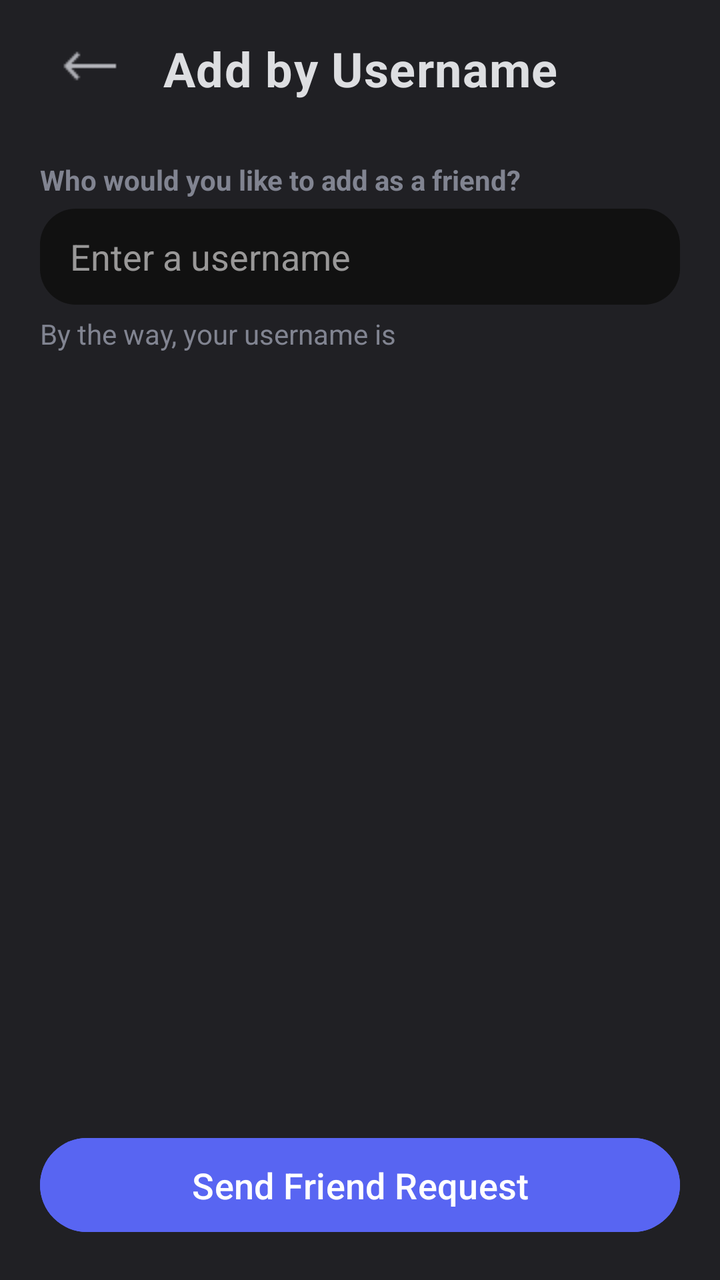
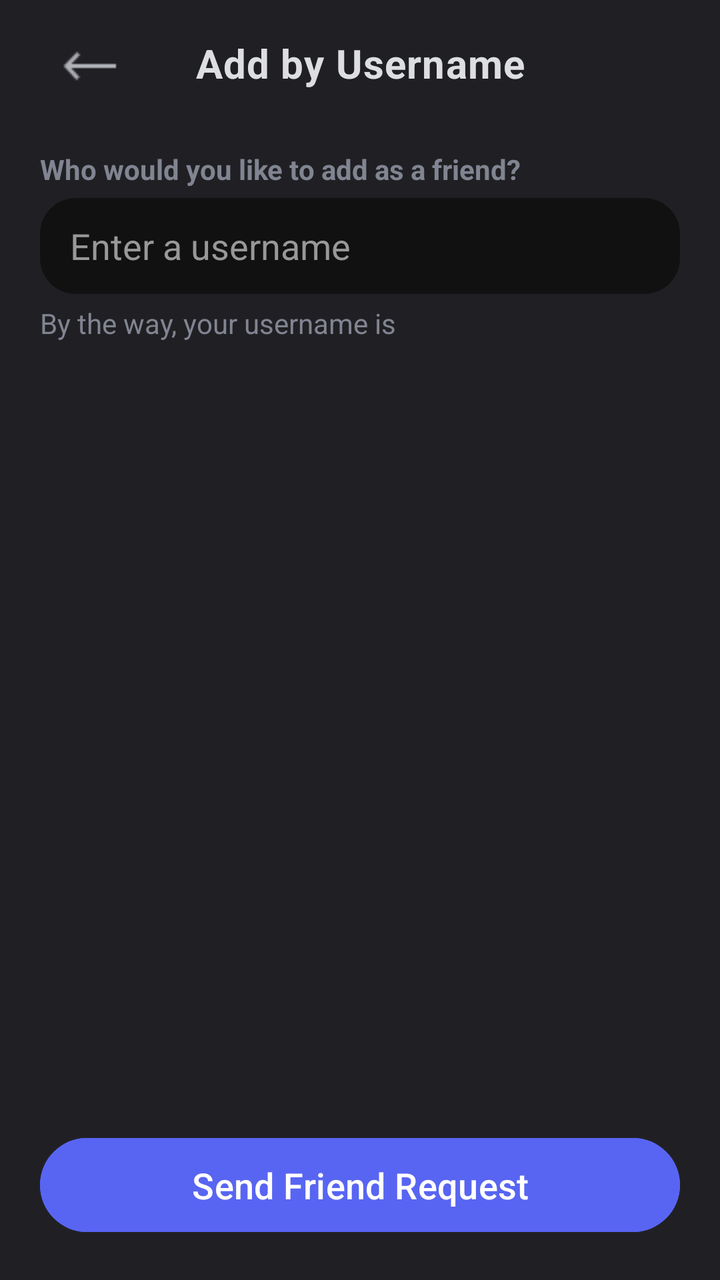

Screens rendered from an Android XML layout before and after an edit, with the pre-edit source and the edit as a unified diff.
<!-- AndroidManifest.xml: application theme Theme.Doscord -->
<!-- res/layout/activity_add_by_user.xml -->
<?xml version="1.0" encoding="utf-8"?>
<androidx.constraintlayout.widget.ConstraintLayout xmlns:android="http://schemas.android.com/apk/res/android"
    xmlns:app="http://schemas.android.com/apk/res-auto"
    xmlns:tools="http://schemas.android.com/tools"
    android:id="@+id/main"
    android:layout_width="match_parent"
    android:layout_height="match_parent"
    android:background="@color/bgGray"
    tools:context=".activities.chatroom.AddByUserActivity">

    <ImageButton
        android:id="@+id/crAddByUserBackBtn"
        android:layout_width="48dp"
        android:layout_height="48dp"
        android:layout_marginStart="20dp"
        android:layout_marginTop="10dp"
        android:background="@android:color/transparent"
        android:contentDescription="@string/back"
        android:onClick="finish"
        app:layout_constraintStart_toStartOf="parent"
        app:layout_constraintTop_toTopOf="parent"
        app:srcCompat="@drawable/back"
        app:tint="@color/textGray" />

    <TextView
        android:id="@+id/crAddByUserTitle"
        android:layout_width="wrap_content"
        android:layout_height="wrap_content"
        android:layout_marginTop="18dp"
        android:gravity="center"
        android:letterSpacing="0.02"
        android:text="@string/add_by_username"
        android:textColor="@color/selected"
        android:textSize="24sp"
        android:textStyle="bold"
        app:layout_constraintEnd_toEndOf="parent"
        app:layout_constraintStart_toStartOf="parent"
        app:layout_constraintTop_toTopOf="parent" />

    <TextView
        android:id="@+id/crAddByUserLabel"
        android:layout_width="0dp"
        android:layout_height="wrap_content"
        android:layout_marginStart="20dp"
        android:layout_marginTop="30dp"
        android:layout_marginEnd="20dp"
        android:text="@string/who_would_you_like_to_add_as_a_friend"
        android:textColor="@color/gray"
        android:textStyle="bold"
        app:layout_constraintEnd_toEndOf="parent"
        app:layout_constraintStart_toStartOf="parent"
        app:layout_constraintTop_toBottomOf="@+id/crAddByUserTitle" />

    <EditText
        android:id="@+id/crAddByUserInput"
        android:layout_width="0dp"
        android:layout_height="48dp"
        android:layout_marginStart="20dp"
        android:layout_marginTop="5dp"
        android:layout_marginEnd="20dp"
        android:autofillHints="Your friend's username"
        android:background="@drawable/input_background"
        android:hint="@string/enter_a_username"
        android:inputType="text"
        android:paddingLeft="15dp"
        android:paddingRight="15dp"
        android:textColorHint="@color/labelGray"
        android:textSize="18sp"
        app:layout_constraintEnd_toEndOf="parent"
        app:layout_constraintStart_toStartOf="parent"
        app:layout_constraintTop_toBottomOf="@id/crAddByUserLabel" />

    <TextView
        android:id="@+id/crAddByUserLabel2"
        android:layout_width="0dp"
        android:layout_height="wrap_content"
        android:layout_marginStart="20dp"
        android:layout_marginTop="5dp"
        android:text="@string/by_the_way_your_username_is"
        android:textColor="@color/gray"
        app:layout_constraintStart_toStartOf="parent"
        app:layout_constraintTop_toBottomOf="@+id/crAddByUserInput" />

    <TextView
        android:id="@+id/crAddByUserLabelUsername"
        android:layout_width="0dp"
        android:layout_height="wrap_content"
        android:layout_marginTop="5dp"
        android:layout_marginEnd="20dp"
        android:textColor="@color/selected"
        android:textStyle="bold"
        app:layout_constraintEnd_toEndOf="parent"
        app:layout_constraintStart_toEndOf="@+id/crAddByUserLabel2"
        app:layout_constraintTop_toBottomOf="@+id/crAddByUserInput" />

    <FrameLayout
        android:id="@+id/crAddByUserBtnContainer"
        android:layout_width="0dp"
        android:layout_height="55dp"
        android:layout_marginHorizontal="20dp"
        android:layout_marginStart="20dp"
        android:layout_marginEnd="20dp"
        android:layout_marginBottom="20dp"
        app:layout_constraintBottom_toBottomOf="parent"
        app:layout_constraintEnd_toEndOf="parent"
        app:layout_constraintStart_toStartOf="parent">

        <Button
            android:id="@+id/crAddByUserSend"
            android:layout_width="match_parent"
            android:layout_height="match_parent"
            android:backgroundTint="#5865f2"
            android:onClick="sendFriendReq"
            android:text="@string/send_friend_request"
            android:textColor="@color/white"
            android:textSize="18sp" />

        <LinearLayout
            android:id="@+id/loadingDots"
            android:layout_width="wrap_content"
            android:layout_height="wrap_content"
            android:layout_gravity="center"
            android:orientation="horizontal"
            android:visibility="gone">

            <View
                android:id="@+id/dot1"
                android:layout_width="8dp"
                android:layout_height="8dp"
                android:layout_margin="4dp"
                android:background="@drawable/dot_shape" />

            <View
                android:id="@+id/dot2"
                android:layout_width="8dp"
                android:layout_height="8dp"
                android:layout_margin="4dp"
                android:background="@drawable/dot_shape" />

            <View
                android:id="@+id/dot3"
                android:layout_width="8dp"
                android:layout_height="8dp"
                android:layout_margin="4dp"
                android:background="@drawable/dot_shape" />
        </LinearLayout>
    </FrameLayout>

</androidx.constraintlayout.widget.ConstraintLayout>
<!-- resources referenced by this layout -->
<resources>
  <color name="bgGray">#202024</color>
  <color name="gray">#818491</color>
  <color name="labelGray">#999898</color>
  <color name="selected">#dddee1</color>
  <color name="textGray">#b1b2b8</color>
  <color name="white">#FFFFFFFF</color>
  <!-- drawable back: png bitmap (drawable, 256 bytes) -->
  <!-- drawable dot_shape (drawable) -->
  <?xml version="1.0" encoding="utf-8"?>
  <shape xmlns:android="http://schemas.android.com/apk/res/android"
      android:shape="oval">
      <solid android:color="#fff" />
      <size android:width="8dp" android:height="8dp" />
  </shape>
  <!-- drawable input_background (drawable) -->
  <?xml version="1.0" encoding="utf-8"?>
  <shape xmlns:android="http://schemas.android.com/apk/res/android"
      android:shape="rectangle">
  
      
      <solid android:color="#111111" />
  
      
      <corners android:radius="18dp" />
  
  </shape>
  <string name="add_by_username">Add by Username</string>
  <string name="back">Back</string>
  <string name="by_the_way_your_username_is">"By the way, your username is "</string>
  <string name="enter_a_username">Enter a username</string>
  <string name="send_friend_request">Send Friend Request</string>
  <string name="who_would_you_like_to_add_as_a_friend">Who would you like to add as a friend?</string>
  <style name="Theme.Doscord" parent="Base.Theme.Doscord" />
  <style name="Base.Theme.Doscord" parent="Theme.Material3.DayNight.NoActionBar">
          
          
          <item name="colorOnSurface">#FFFFFF</item>
          <item name="android:textColorPrimary">#FFFFFF</item>
          <item name="android:datePickerDialogTheme">@style/MyDatePickerStyle</item>
      </style>
  <style name="MyDatePickerStyle" parent="Theme.AppCompat.Light.Dialog">
          <item name="colorAccent">@color/purple_500</item>
          <item name="android:windowBackground">@android:color/black</item>
          <item name="android:textColorPrimary">@android:color/white</item>
          <item name="android:textColorSecondary">@android:color/darker_gray</item>
      </style>
  <color name="purple_500">#6200EE</color>
</resources>

<!-- the commit's change to res/layout/activity_add_by_user.xml (unified diff, before → after) -->
@@ -3,10 +3,24 @@
     xmlns:app="http://schemas.android.com/apk/res-auto"
     xmlns:tools="http://schemas.android.com/tools"
     android:id="@+id/main"
+    android:animateLayoutChanges="true"
     android:layout_width="match_parent"
     android:layout_height="match_parent"
     android:background="@color/bgGray"
     tools:context=".activities.chatroom.AddByUserActivity">
+
+    <TextView
+        android:id="@+id/crAddByUserWarning"
+        android:layout_width="0dp"
+        android:layout_height="wrap_content"
+        android:layout_marginStart="20dp"
+        android:layout_marginTop="5dp"
+        android:layout_marginEnd="20dp"
+        android:textColor="@color/red"
+        android:visibility="gone"
+        app:layout_constraintEnd_toEndOf="parent"
+        app:layout_constraintStart_toStartOf="parent"
+        app:layout_constraintTop_toBottomOf="@id/crAddByUserInput" />
 
     <ImageButton
         android:id="@+id/crAddByUserBackBtn"
@@ -31,7 +45,7 @@
         android:letterSpacing="0.02"
         android:text="@string/add_by_username"
         android:textColor="@color/selected"
-        android:textSize="24sp"
+        android:textSize="20sp"
         android:textStyle="bold"
         app:layout_constraintEnd_toEndOf="parent"
         app:layout_constraintStart_toStartOf="parent"
@@ -79,7 +93,7 @@
         android:text="@string/by_the_way_your_username_is"
         android:textColor="@color/gray"
         app:layout_constraintStart_toStartOf="parent"
-        app:layout_constraintTop_toBottomOf="@+id/crAddByUserInput" />
+        app:layout_constraintTop_toBottomOf="@id/crAddByUserWarning" />
 
     <TextView
         android:id="@+id/crAddByUserLabelUsername"
@@ -91,7 +105,7 @@
         android:textStyle="bold"
         app:layout_constraintEnd_toEndOf="parent"
         app:layout_constraintStart_toEndOf="@+id/crAddByUserLabel2"
-        app:layout_constraintTop_toBottomOf="@+id/crAddByUserInput" />
+        app:layout_constraintTop_toBottomOf="@id/crAddByUserWarning" />
 
     <FrameLayout
         android:id="@+id/crAddByUserBtnContainer"
<!-- resource entries referenced after the edit -->
@@ -3,6 +3,7 @@
   <color name="bgGray">#202024</color>
   <color name="gray">#818491</color>
   <color name="labelGray">#999898</color>
+  <color name="red">#FA777B</color>
   <color name="selected">#dddee1</color>
   <color name="textGray">#b1b2b8</color>
   <color name="white">#FFFFFFFF</color>
